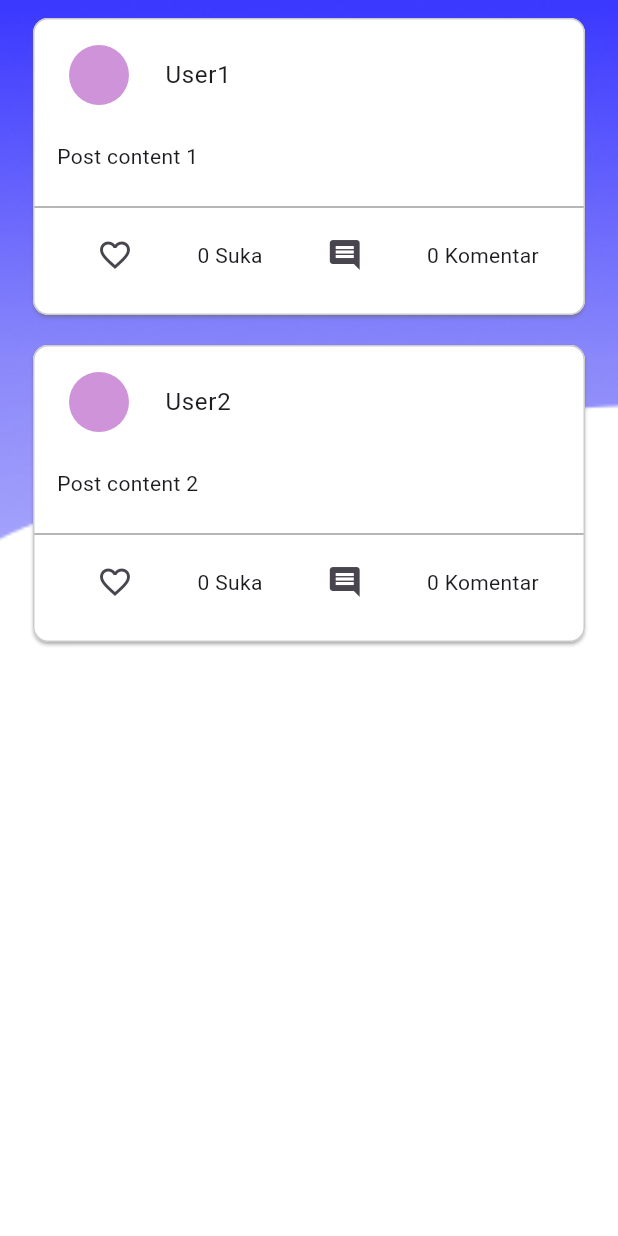
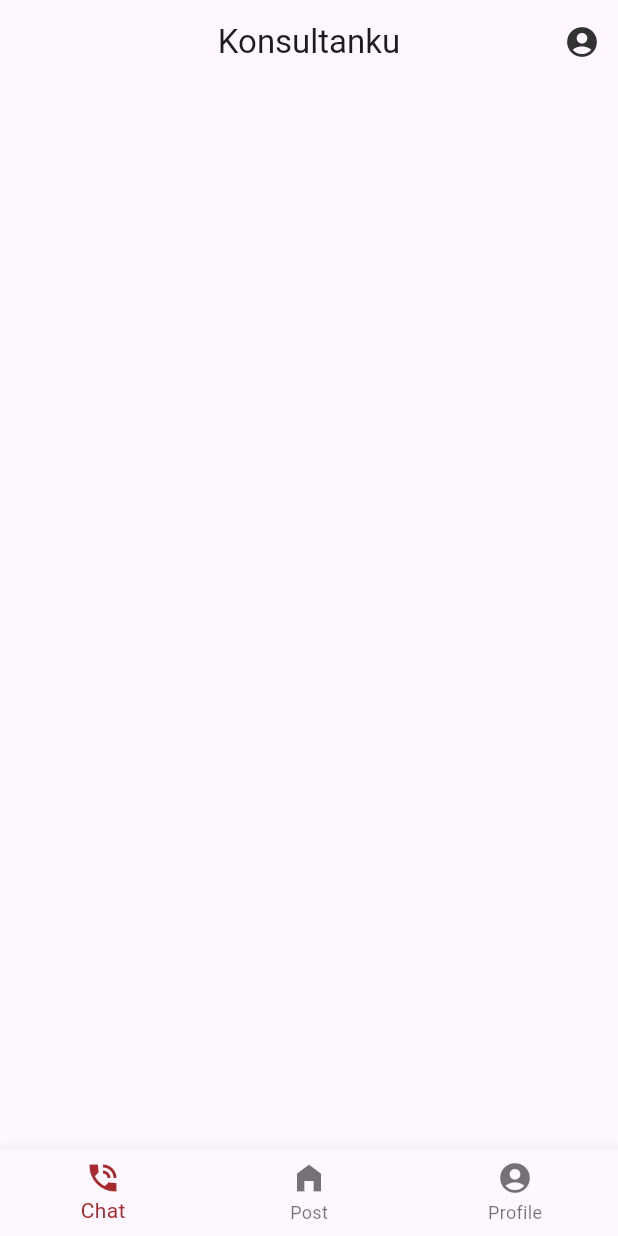
Before and after one commit to Marwahkamilaahmad/Konsultanku, a Flutter app: the screen it shows after launch, on a phone screen of 412 x 824 dp. Run offline on Flutter 3.47's test engine with Material 3 defaults, Android fonts, the phone set to English and light mode, and no system bars; our stand-ins replace fluttertoast.

```diff
--- a/lib/main.dart
+++ b/lib/main.dart
@@ -1,17 +1,20 @@
 import 'package:flutter/material.dart';
-import 'package:konsultanku/pages/feedspage.dart';
-import 'package:konsultanku/pages/loginpage.dart';
+import 'package:konsultanku/widget/bottomNav.dart';
+import 'package:konsultanku/pages/chatPage.dart';
+import 'package:konsultanku/pages/profilePage.dart';
 import 'package:konsultanku/pages/showpost.dart';
+import 'package:konsultanku/widget/appBar.dart';
+import 'package:flutter/cupertino.dart';
 
 void main() {
   runApp(MyApp());
 }
 
-int _currentIndex = 0;
+// int _currentIndex = 0;
 
-void navigateToScreens(int index) {
-  _currentIndex = index;
-}
+// void navigateToScreens(int index) {
+//   _currentIndex = index;
+// }
 
 class MyApp extends StatelessWidget {
   @override
@@ -22,10 +25,9 @@ class MyApp extends StatelessWidget {
           primarySwatch: Colors.blue,
         ),
         // home: MyHomePage(title: 'Login UI'),
-      home: ShowPost(),
+        // home: ShowPost(),
         // home : PostWidget(post : Post(username: "melly", content: "lorem ipsum he webOnlyAssetManager getter is deprecated and will be removed in a future release. Please use `assetManager` from `dart:ui_web` instead", imageUrl: 'assets/images/Rectangle-30.png'))
-      // home: NavigateApp());
-    );
+        home: NavigateApp());
   }
 }
 
@@ -35,9 +37,63 @@ class MyApp extends StatelessWidget {
 // }
 
 // class _NavigateAppState extends State<NavigateApp> {
+//   final List<Widget> viewContainer = [
+//     // chat
+//     ChatPage(),
+//     // feed
+//     ShowPost(),
+//     // profile
+//     ProfilePage(),
+//   ];
+
 //   @override
 //   Widget build(BuildContext context) {
-//     // TODO: implement build
-//     throw UnimplementedError();
+//     return DefaultTabController(
+//         length: 2,
+//         child: Scaffold(
+//           appBar: appBarWidget(),
+//           body: IndexedStack(
+//             index: _currentIndex,
+//             children: viewContainer,
+//           ),
+//           bottomNavigationBar: BottomNavBarWidget(),
+//         ));
 //   }
 // }
+
+
+class NavigateApp extends StatefulWidget {
+  @override
+  _NavigateAppState createState() => _NavigateAppState();
+}
+
+class _NavigateAppState extends State<NavigateApp> {
+  int _currentIndex = 0; // Move _currentIndex here
+
+  final List<Widget> viewContainer = [
+    ChatPage(),
+    ShowPost(),
+    ProfilePage(),
+  ];
+
+  void navigateToScreens(int index) {
+    setState(() {
+      _currentIndex = index;
+    });
+  }
+
+  @override
+  Widget build(BuildContext context) {
+    return Scaffold(
+      appBar: appBarWidget(),
+      body: IndexedStack(
+        index: _currentIndex,
+        children: viewContainer,
+      ),
+      bottomNavigationBar: BottomNavBarWidget(
+        currentIndex: _currentIndex,
+        onItemTapped: navigateToScreens, // Pass the callback function
+      ),
+    );
+  }
+}
--- /dev/null
+++ b/lib/pages/chatPage.dart
@@ -0,0 +1,8 @@
+import 'package:flutter/material.dart';
+
+class ChatPage extends StatelessWidget {
+  @override
+  Widget build(BuildContext context) {
+    return Scaffold();
+  }
+}
--- a/lib/pages/viewfeeds.dart
+++ b/lib/pages/viewfeeds.dart
@@ -19,7 +19,8 @@ class _FeedsWidgetState extends State<FeedsWidget> {
         borderRadius:
             BorderRadius.circular(10.0), // Adjust the radius as needed
         side: BorderSide(
-          color: Color.fromARGB(255, 203, 203, 203), // Set the color of the border
+          color:
+              Color.fromARGB(255, 203, 203, 203), // Set the color of the border
           width: 1.0, // Set the width of the border
         ),
       ),
--- /dev/null
+++ b/lib/widget/appBar.dart
@@ -0,0 +1,17 @@
+import 'package:flutter/material.dart';
+
+AppBar appBarWidget() {
+  return AppBar(
+    elevation: 0.0,
+    centerTitle: true,
+    title: Text("Konsultanku"),
+    actions: <Widget>[
+      IconButton(
+        onPressed: () {
+        },
+        icon: Icon(Icons.account_circle_sharp),
+        color: Color(0xFF323232),
+      ),
+    ],
+  );
+}
--- /dev/null
+++ b/lib/widget/bottomNav.dart
@@ -0,0 +1,75 @@
+import 'package:flutter/material.dart';
+import 'package:konsultanku/main.dart';
+// class BottomNavBarWidget extends StatefulWidget {
+//   @override
+//   _BottomNavBarWidgetState createState() => _BottomNavBarWidgetState();
+// }
+
+// class _BottomNavBarWidgetState extends State<BottomNavBarWidget> {
+//   @override
+//   Widget build(BuildContext context) {
+//     int _selectedIndex = 0;
+//     void _onItemTapped(int index) {
+//       setState(() {
+//         _selectedIndex = index;
+//         navigateToScreens(index);
+//       });
+//     }
+
+//     return BottomNavigationBar(
+//       type: BottomNavigationBarType.fixed,
+//       items: const <BottomNavigationBarItem>[
+//         BottomNavigationBarItem(
+//           icon: Icon(Icons.home),
+//           label: "home",
+//         ),
+//         BottomNavigationBarItem(
+//           icon: Icon(Icons.business),
+//           label: 'Business',
+//         ),
+//         BottomNavigationBarItem(
+//           icon: Icon(Icons.school),
+//           label: 'School',
+//         ),
+//       ],
+//       currentIndex: _selectedIndex,
+//       selectedItemColor: Color(0xFFAA292E),
+//       onTap: _onItemTapped,
+//     );
+//   }
+// }
+
+
+class BottomNavBarWidget extends StatelessWidget {
+  final int currentIndex;
+  final Function(int) onItemTapped;
+
+  const BottomNavBarWidget({
+    required this.currentIndex,
+    required this.onItemTapped,
+  });
+
+  @override
+  Widget build(BuildContext context) {
+    return BottomNavigationBar(
+      type: BottomNavigationBarType.fixed,
+      items: const <BottomNavigationBarItem>[
+        BottomNavigationBarItem(
+          icon: Icon(Icons.phone_in_talk_sharp),
+          label: 'Chat',
+        ),
+        BottomNavigationBarItem(
+          icon: Icon(Icons.home_filled),
+          label: 'Post',
+        ),
+        BottomNavigationBarItem(
+          icon: Icon(Icons.account_circle),
+          label: 'Profile',
+        ),
+      ],
+      currentIndex: currentIndex,
+      selectedItemColor: Color(0xFFAA292E),
+      onTap: onItemTapped,
+    );
+  }
+}
```
Also changed, not shown: lib/pages/bottomNav.dart (deleted, +0 -42 lines), lib/pages/feedspage.dart (+13 -5 lines), lib/pages/profilePage.dart (added, +10 -0 lines), lib/pages/showpost.dart (+16 -1 lines). Lines whose indentation alone changed are shown as unchanged.
